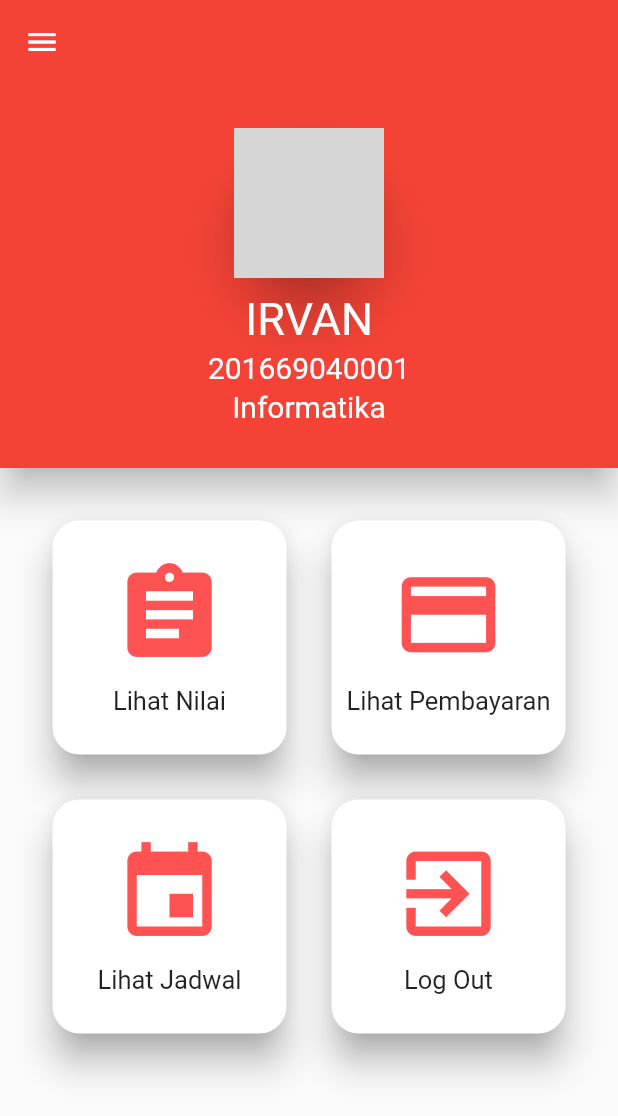
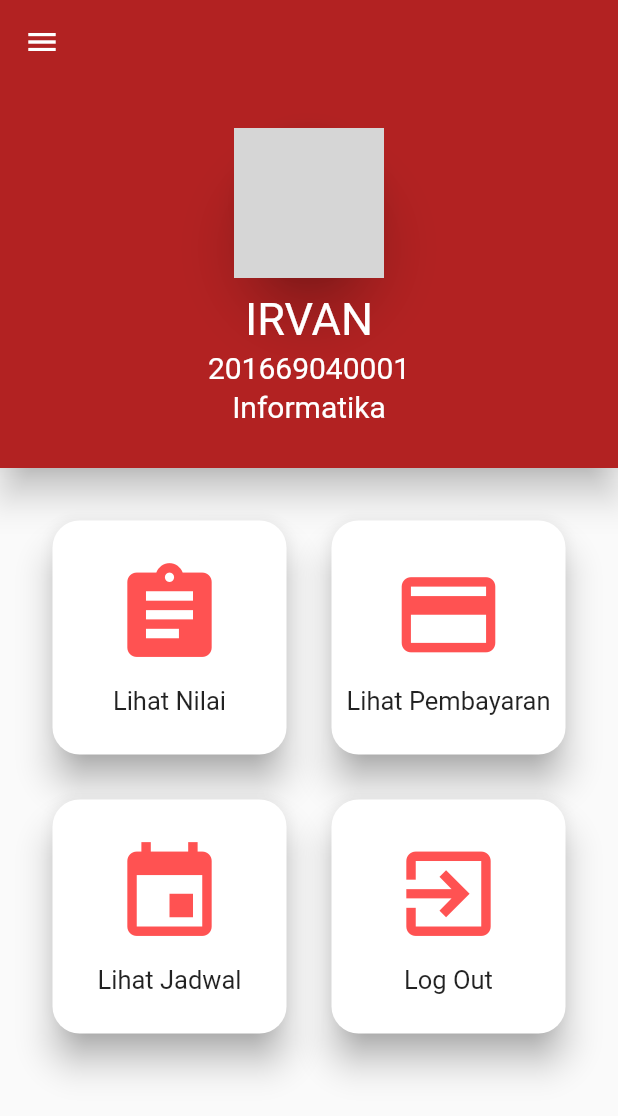
Before and after one commit to cv-irvan/waliyudhartaapp, a Flutter app: the screen it shows after launch, on a phone screen of 412 x 824 dp. Shown: the top 1116 px of the screen. Run offline on Flutter 3.47's test engine with Material 2 defaults, Android fonts, the phone set to English and light mode, and no system bars; grey boxes are pictures that could not be loaded.

Commit message:
merubah warna

```diff
--- a/lib/Dasboard.dart
+++ b/lib/Dasboard.dart
@@ -10,7 +10,7 @@ class _DasboardState extends State<Dasboard> {
   Widget build(BuildContext context) {
     return Scaffold(
         appBar: AppBar(
-          backgroundColor: Colors.red,
+          backgroundColor: Color(0xffB22222),
           elevation: 0,
         ),
         drawer: Drawer(
@@ -41,7 +41,7 @@ class _DasboardState extends State<Dasboard> {
                 child: Material(
                   elevation: 10.0,
                   child: Container(
-                    color: Colors.red,
+                    color: Color(0xffB22222),
                     child: Center(
                       child:  Column(
                           mainAxisAlignment: MainAxisAlignment.center,
--- a/lib/main.dart
+++ b/lib/main.dart
@@ -10,7 +10,7 @@ class MyApp extends StatelessWidget {
       debugShowCheckedModeBanner: false,
       title: 'Wali Yudharta',
       theme: ThemeData(
-        primarySwatch: Colors.red,
+        primaryColor: Color(0xffB22222),
       ),
       home: Dasboard(),
     );
```
